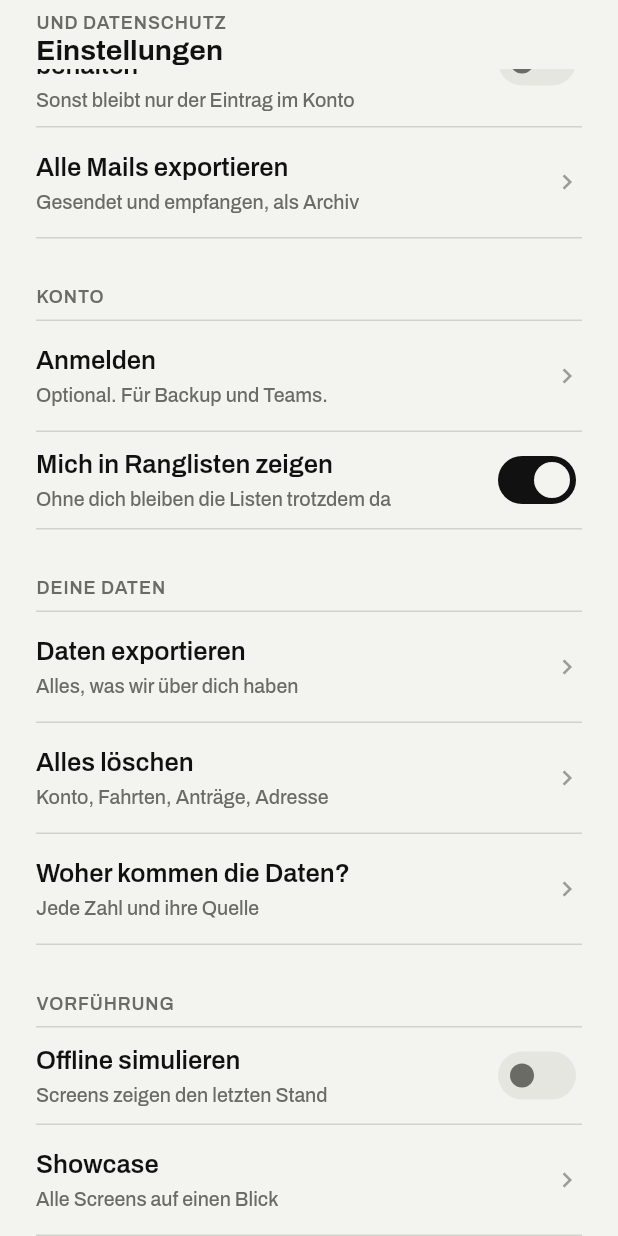
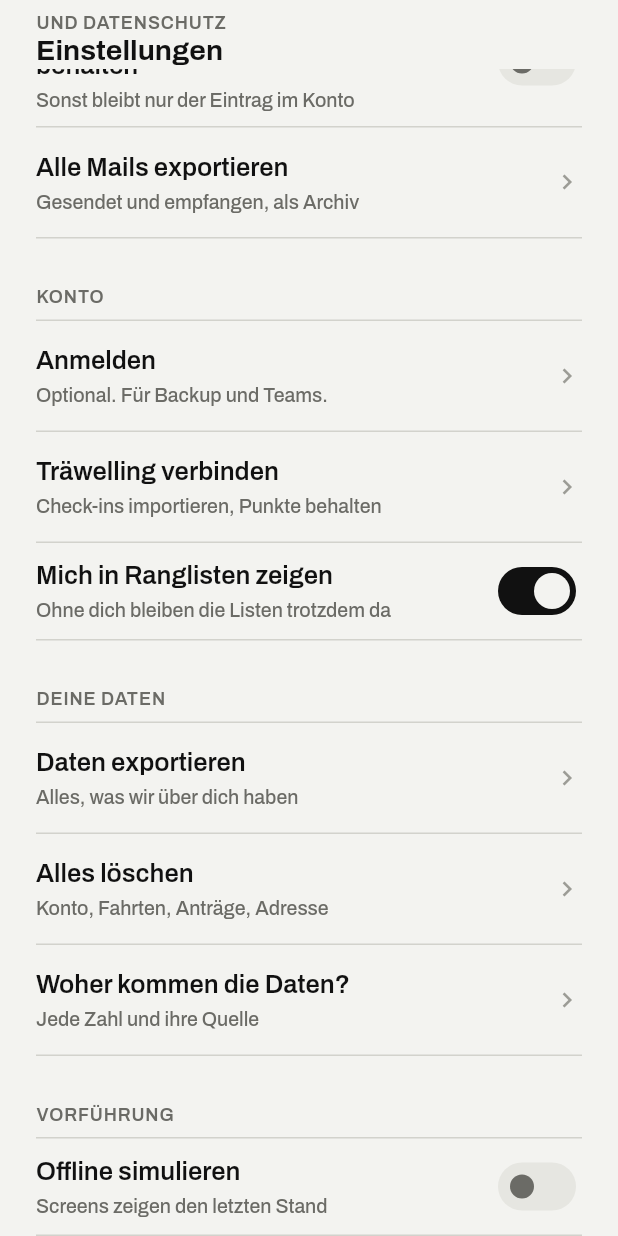
Before and after one commit to johannesfritsch/verspaetomat, a Flutter app: the EinstellungenScreen screen opened by its route, scrolled down 1152 dp, on a phone screen of 412 x 824 dp. Run offline on Flutter 3.47's test engine with Material 3 defaults, Android fonts, the phone set to English and light mode, and no system bars; our stand-ins replace go_router, google_fonts.

Commit message:
App: no employer matching, no NGO campaigns, Träwelling link in settings
Wir lists confirmed euros per NGO instead of campaign bars. Zweck and setup
show the confirmed total. Teams have no sponsor line. Einstellungen offers
'Träwelling verbinden' to import check-ins (mocked).

Co-Authored-By: Claude Fable 5.1 <noreply@anthropic.com>
Claude-Session: https://claude.ai/code/session_01BrRDG5YBzoK9vcnUTsWDKk

```diff
--- a/app/lib/mock/mock_data.dart
+++ b/app/lib/mock/mock_data.dart
@@ -149,10 +149,7 @@ class Ngo {
     required this.accountHolder,
     required this.iban,
     required this.confirmedTotal,
-    required this.campaignGoal,
-    required this.campaignConfirmed,
-    required this.campaignSubmitted,
-    required this.campaignDeadline,
+    required this.submittedTotal,
     required this.donationUrl,
     required this.lastReport,
   });
@@ -163,10 +160,7 @@ class Ngo {
   final String accountHolder;
   final String iban;
   final double confirmedTotal;
-  final double campaignGoal;
-  final double campaignConfirmed;
-  final double campaignSubmitted;
-  final String campaignDeadline;
+  final double submittedTotal;
   final String donationUrl;
   final String lastReport;
 }
@@ -189,13 +183,12 @@ class BoardEntry {
 }
 
 class Team {
-  const Team({required this.id, required this.name, required this.members, required this.minutes, required this.euros, this.sponsorLine, this.topMember});
+  const Team({required this.id, required this.name, required this.members, required this.minutes, required this.euros, this.topMember});
   final String id;
   final String name;
   final int members;
   final int minutes;
   final double euros;
-  final String? sponsorLine;
   final String? topMember;
 }
 
@@ -611,10 +604,7 @@ class Mock {
       accountHolder: 'Bahnhofsmission Köln e.V.',
       iban: 'DE12 3456 7890 0000 4711 00',
       confirmedTotal: 12410,
-      campaignGoal: 10000,
-      campaignConfirmed: 6240,
-      campaignSubmitted: 1980,
-      campaignDeadline: 'bis Dezember 2026',
+      submittedTotal: 1980,
       donationUrl: 'https://beispiel.bahnhofsmission.de/spenden',
       lastReport: '1. September 2026',
     ),
@@ -629,10 +619,7 @@ class Mock {
       accountHolder: 'Wald für morgen e.V.',
       iban: 'DE98 7654 3210 0000 0815 00',
       confirmedTotal: 8730,
-      campaignGoal: 15000,
-      campaignConfirmed: 8730,
-      campaignSubmitted: 2210,
-      campaignDeadline: 'bis März 2027',
+      submittedTotal: 2210,
       donationUrl: 'https://beispiel.waldfuermorgen.de/spenden',
       lastReport: '1. September 2026',
     ),
@@ -647,10 +634,7 @@ class Mock {
       accountHolder: 'Kinderhospiz Rheinland gGmbH',
       iban: 'DE55 1122 3344 0000 9999 00',
       confirmedTotal: 27140,
-      campaignGoal: 30000,
-      campaignConfirmed: 27140,
-      campaignSubmitted: 1560,
-      campaignDeadline: 'bis Dezember 2026',
+      submittedTotal: 1560,
       donationUrl: 'https://beispiel.kinderhospiz-rheinland.de/spenden',
       lastReport: '1. September 2026',
     ),
@@ -723,7 +707,7 @@ class Mock {
   ];
 
   static const teams = <Team>[
-    Team(id: 'buero-nord', name: 'Büro Nord', members: 14, minutes: 4812, euros: 96, sponsorLine: 'Firma Nordlicht GmbH legt 1 € pro eingereichter Verspätung drauf.', topMember: 'Anke W.'),
+    Team(id: 'buero-nord', name: 'Büro Nord', members: 14, minutes: 4812, euros: 96, topMember: 'Anke W.'),
     Team(id: 'wg-ehrenfeld', name: 'WG Ehrenfeld', members: 4, minutes: 1290, euros: 12, topMember: 'Johannes'),
   ];
 
--- a/app/lib/screens/community/datenherkunft_screen.dart
+++ b/app/lib/screens/community/datenherkunft_screen.dart
@@ -31,8 +31,8 @@ const _rows = <_Row>[
   _Row('Die Antwort der Bahn in der App', 'Die echte E-Mail, die die Bahn an deine Verspätomat-Adresse geschickt hat. Wir lesen Status, Betrag und Aktenzeichen. Wir antworten nie selbst.', fresh: 'Sobald sie eintrifft', missing: 'Antworten per Post: fotografieren.'),
   _Row('Community: Minuten', 'Summe aller endgültigen Verspätungen aller Fahrgäste.', fresh: 'Live'),
   _Row('Community: Euro „eingereicht“ und „bestätigt“', 'Summe der Kontostatus aller Fahrgäste.', fresh: 'Live für eingereicht, monatlich für bestätigt'),
-  _Row('Kampagnen-Balken', 'Bestätigte Euro für diesen Verein seit Kampagnenstart.', fresh: 'Monatlich'),
-  _Row('Sponsor „zugesagt“', 'Das Versprechen des Sponsors pro eingereichtem Antrag, von uns eingetragen.', missing: 'Bleibt „zugesagt“, bis der Verein den Eingang bestätigt.'),
+  _Row('Bestätigt pro Verein', 'Summe aller bestätigten Anträge, die diesen Verein als Empfänger nennen.', fresh: 'Live; Vereinsmeldungen monatlich'),
+  _Row('Check-ins aus Träwelling', 'Wenn du Träwelling verbunden hast, erscheinen die Fahrten, die du dort eingecheckt hast, hier als Fahrten.', fresh: 'Innerhalb einer Minute', missing: 'Ohne Verbindung ändert sich nichts.'),
   _Row('Ranglisten', 'Nur verifizierte Fahrten (ein Standort-Fix am Bahnhof beim Check-in).', fresh: 'Live, sieben Tage', missing: 'Unverifizierte Fahrten bringen Punkte, aber keinen Platz.'),
   _Row('Abzeichen', 'Von der App aus den Fahrtdaten vergeben, bei Ursachen aus der Störungsmeldung des Betreibers.', fresh: 'Bei Ankunft'),
 ];
--- a/app/lib/screens/community/einstellungen_screen.dart
+++ b/app/lib/screens/community/einstellungen_screen.dart
@@ -123,6 +123,12 @@ class _EinstellungenScreenState extends State<EinstellungenScreen> {
             chevron: true,
             onTap: () => showSnack(context, 'In der Vorführung gibt es kein Konto. Alles bleibt auf dem Gerät.'),
           ),
+          VListRow(
+            title: 'Träwelling verbinden',
+            subtitle: state.traewellingLinked ? 'Verbunden' : 'Check-ins importieren, Punkte behalten',
+            chevron: true,
+            onTap: () => _traewelling(context, state),
+          ),
           SwitchRow(title: 'Mich in Ranglisten zeigen', subtitle: 'Ohne dich bleiben die Listen trotzdem da', value: state.showOnBoards, onChanged: state.setShowOnBoards),
           const VGap.xl(),
           const VSection('Deine Daten'),
@@ -136,6 +142,39 @@ class _EinstellungenScreenState extends State<EinstellungenScreen> {
           const VGap.l(),
           Text('Verspätomat 0.1 · Vorführung · Alle Daten erfunden', style: VText.caption),
         ],
+      ),
+    );
+  }
+
+  void _traewelling(BuildContext context, DemoState state) {
+    showVSheet(
+      context,
+      builder: (ctx) => Padding(
+        padding: const EdgeInsets.fromLTRB(VSpace.page, 0, VSpace.page, VSpace.l),
+        child: Column(
+          mainAxisSize: MainAxisSize.min,
+          crossAxisAlignment: CrossAxisAlignment.start,
+          children: [
+            const VSheetHeader(title: 'Träwelling'),
+            Text(
+              'Träwelling ist der offene Check-in-Dienst für Bahnfahrten. Wenn du dort schon eincheckst, übernehmen wir deine Fahrten hier, und du musst nichts doppelt machen.',
+              style: VText.body,
+            ),
+            const VGap.m(),
+            Text('Wir lesen nur deine Check-ins. Nichts wird bei Träwelling verändert.', style: VText.body.copyWith(color: VColors.ink2)),
+            const VGap.l(),
+            VPrimaryButton(
+              label: 'Mit Träwelling anmelden',
+              onTap: () {
+                state.setTraewellingLinked(true);
+                Navigator.of(ctx).pop();
+                showSnack(context, 'Vorführung: Verbindung folgt.');
+              },
+            ),
+            const VGap.xs(),
+            VGhostButton(label: 'Nicht jetzt', onTap: () => Navigator.of(ctx).pop()),
+          ],
+        ),
       ),
     );
   }
--- a/app/lib/screens/community/ich_screen.dart
+++ b/app/lib/screens/community/ich_screen.dart
@@ -93,7 +93,7 @@ class IchScreen extends StatelessWidget {
           for (final t in Mock.teams)
             VListRow(
               title: t.name,
-              subtitle: t.sponsorLine != null ? 'Mit Sponsor' : '${t.members} Mitglieder',
+              subtitle: '${t.members} Mitglieder',
               chevron: true,
               onTap: () => context.push('${Routes.team}?id=${t.id}'),
             ),
--- a/app/lib/screens/showcase_screen.dart
+++ b/app/lib/screens/showcase_screen.dart
@@ -84,7 +84,7 @@ class ShowcaseScreen extends StatelessWidget {
           ]),
           const VGap.l(),
           _group(context, 'Wir und Ich', [
-            ('Wir', 'Community, Kampagnen, Ranglisten', Routes.wir),
+            ('Wir', 'Community, Vereine, Ranglisten', Routes.wir),
             ('Zweck', 'Bahnhofsmission Köln', '${Routes.zweck}?id=bahnhofsmission'),
             ('Team', 'Büro Nord', '${Routes.team}?id=buero-nord'),
             ('Ich', 'Profil, Abzeichen', Routes.ich),
--- a/app/lib/state/demo_state.dart
+++ b/app/lib/state/demo_state.dart
@@ -80,6 +80,14 @@ class DemoState extends ChangeNotifier {
 
   void setKeepCorrespondence(bool v) {
     keepCorrespondence = v;
+    notifyListeners();
+  }
+
+  /// Träwelling as a potential check-in provider. Showcase only.
+  bool traewellingLinked = false;
+
+  void setTraewellingLinked(bool v) {
+    traewellingLinked = v;
     notifyListeners();
   }
 
--- a/app/lib/widgets/kit.dart
+++ b/app/lib/widgets/kit.dart
@@ -766,7 +766,7 @@ String fmtEuro(double v) {
   return '${fmtInt(whole)},$frac €';
 }
 
-/// 48320.0 -> "48.320 €" (community and campaign figures)
+/// 48320.0 -> "48.320 €" (community figures)
 String fmtEuroWhole(double v) => '${fmtInt(v.round())} €';
 
 /// TimeOfDay -> "08:52"
```
Also changed, not shown: app/lib/screens/claims/zweck_screen.dart (+3 -19 lines), app/lib/screens/community/team_screen.dart (+1 -17 lines), app/lib/screens/community/wir_screen.dart (+19 -27 lines), app/lib/screens/onboarding/setup_screen.dart (+2 -5 lines).
